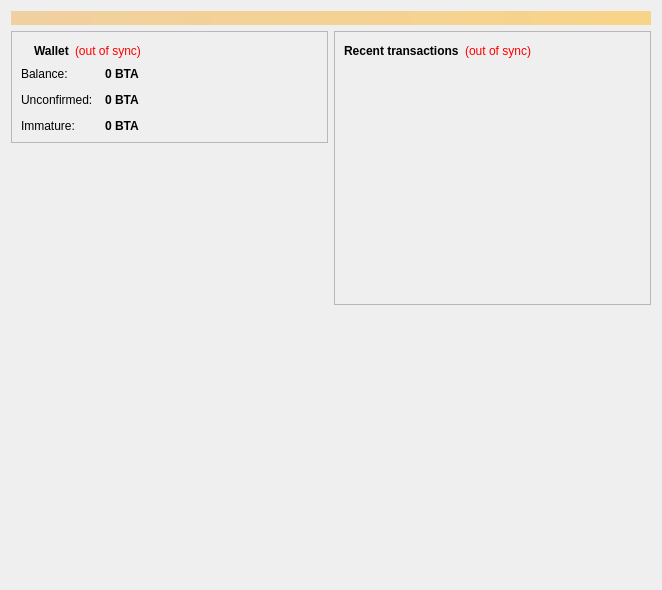
This is src/qt/forms/overviewpage.ui in BTA-BATA/BATA-old as Qt 5 draws it before an edit. The edited form follows.
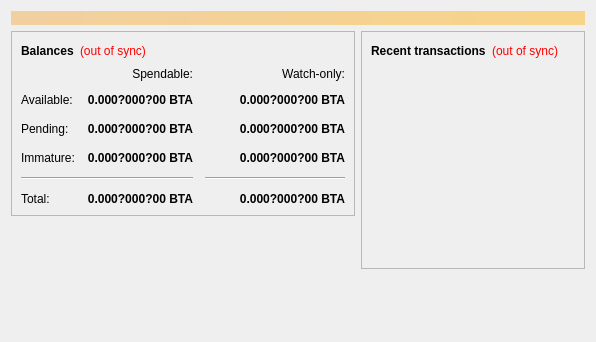
This is the edited form. Icons and pictures are not drawn.

What changed in the file:
```diff
--- a/src/qt/forms/overviewpage.ui
+++ b/src/qt/forms/overviewpage.ui
@@ -6,8 +6,8 @@
    <rect>
     <x>0</x>
     <y>0</y>
-    <width>662</width>
-    <height>590</height>
+    <width>596</width>
+    <height>342</height>
    </rect>
   </property>
   <property name="windowTitle">
@@ -45,28 +45,6 @@
          <layout class="QVBoxLayout" name="verticalLayout_4">
           <item>
            <layout class="QHBoxLayout" name="horizontalLayout_4">
-            <item>
-             <widget class="QLabel" name="label_wallet_bgcoin">
-              <property name="text">
-               <string/>
-              </property>
-              <property name="pixmap">
-               <pixmap resource="../bitcoin.qrc">:/images/wallet_bgcoin_small</pixmap>
-              </property>
-              <property name="scaledContents">
-               <bool>false</bool>
-              </property>
-              <property name="alignment">
-               <set>Qt::AlignCenter</set>
-              </property>
-              <property name="margin">
-               <number>5</number>
-              </property>
-              <property name="indent">
-               <number>10</number>
-              </property>
-             </widget>
-            </item>
             <item>
              <widget class="QLabel" name="label_5">
               <property name="font">
@@ -76,7 +54,7 @@
                </font>
               </property>
               <property name="text">
-               <string>Wallet</string>
+               <string>Balances</string>
               </property>
              </widget>
             </item>
@@ -97,6 +75,159 @@
              </widget>
             </item>
             <item>
+             <spacer name="horizontalSpacer_3">
+              <property name="orientation">
+               <enum>Qt::Horizontal</enum>
+              </property>
+              <property name="sizeHint" stdset="0">
+               <size>
+                <width>40</width>
+                <height>20</height>
+               </size>
+              </property>
+             </spacer>
+            </item>
+           </layout>
+          </item>
+          <item>
+           <layout class="QGridLayout" name="gridLayout">
+            <property name="spacing">
+             <number>12</number>
+            </property>
+            <item row="2" column="2">
+             <widget class="QLabel" name="labelWatchPending">
+              <property name="font">
+               <font>
+                <weight>75</weight>
+                <bold>true</bold>
+               </font>
+              </property>
+              <property name="cursor">
+               <cursorShape>IBeamCursor</cursorShape>
+            </property>
+              <property name="toolTip">
+               <string>Unconfirmed transactions to watch-only addresses</string>
+            </property>
+              <property name="text">
+               <string notr="true">0.000?000?00 BTA</string>
+              </property>
+              <property name="alignment">
+               <set>Qt::AlignRight|Qt::AlignTrailing|Qt::AlignVCenter</set>
+              </property>
+              <property name="textInteractionFlags">
+               <set>Qt::LinksAccessibleByMouse|Qt::TextSelectableByKeyboard|Qt::TextSelectableByMouse</set>
+              </property>
+             </widget>
+            </item>
+            <item row="2" column="1">
+             <widget class="QLabel" name="labelUnconfirmed">
+              <property name="font">
+               <font>
+                <weight>75</weight>
+                <bold>true</bold>
+               </font>
+              </property>
+              <property name="cursor">
+               <cursorShape>IBeamCursor</cursorShape>
+              </property>
+              <property name="toolTip">
+               <string>Total of transactions that have yet to be confirmed, and do not yet count toward the spendable balance</string>
+              </property>
+              <property name="text">
+               <string notr="true">0.000?000?00 BTA</string>
+              </property>
+              <property name="alignment">
+               <set>Qt::AlignRight|Qt::AlignTrailing|Qt::AlignVCenter</set>
+              </property>
+              <property name="textInteractionFlags">
+               <set>Qt::LinksAccessibleByMouse|Qt::TextSelectableByKeyboard|Qt::TextSelectableByMouse</set>
+              </property>
+             </widget>
+            </item>
+            <item row="3" column="2">
+             <widget class="QLabel" name="labelWatchImmature">
+              <property name="font">
+               <font>
+                <weight>75</weight>
+                <bold>true</bold>
+               </font>
+              </property>
+              <property name="cursor">
+               <cursorShape>IBeamCursor</cursorShape>
+              </property>
+              <property name="toolTip">
+               <string>Mined balance in watch-only addresses that has not yet matured</string>
+              </property>
+              <property name="text">
+               <string notr="true">0.000?000?00 BTA</string>
+              </property>
+              <property name="alignment">
+               <set>Qt::AlignRight|Qt::AlignTrailing|Qt::AlignVCenter</set>
+              </property>
+              <property name="textInteractionFlags">
+               <set>Qt::LinksAccessibleByMouse|Qt::TextSelectableByKeyboard|Qt::TextSelectableByMouse</set>
+              </property>
+             </widget>
+            </item>
+            <item row="4" column="0" colspan="2">
+             <widget class="Line" name="line">
+              <property name="orientation">
+               <enum>Qt::Horizontal</enum>
+              </property>
+             </widget>
+            </item>
+            <item row="4" column="2">
+             <widget class="Line" name="lineWatchBalance">
+              <property name="sizePolicy">
+               <sizepolicy hsizetype="Preferred" vsizetype="Fixed">
+                <horstretch>0</horstretch>
+                <verstretch>0</verstretch>
+               </sizepolicy>
+              </property>
+              <property name="minimumSize">
+               <size>
+                <width>140</width>
+                <height>0</height>
+               </size>
+              </property>
+              <property name="orientation">
+               <enum>Qt::Horizontal</enum>
+              </property>
+             </widget>
+            </item>
+            <item row="5" column="0">
+             <widget class="QLabel" name="labelTotalText">
+              <property name="text">
+               <string>Total:</string>
+              </property>
+             </widget>
+            </item>
+            <item row="3" column="1">
+             <widget class="QLabel" name="labelImmature">
+              <property name="font">
+               <font>
+                <weight>75</weight>
+                <bold>true</bold>
+               </font>
+              </property>
+              <property name="cursor">
+               <cursorShape>IBeamCursor</cursorShape>
+              </property>
+              <property name="toolTip">
+               <string>Mined balance that has not yet matured</string>
+              </property>
+              <property name="text">
+               <string notr="true">0.000?000?00 BTA</string>
+              </property>
+              <property name="alignment">
+               <set>Qt::AlignRight|Qt::AlignTrailing|Qt::AlignVCenter</set>
+              </property>
+              <property name="textInteractionFlags">
+               <set>Qt::LinksAccessibleByMouse|Qt::TextSelectableByKeyboard|Qt::TextSelectableByMouse</set>
+              </property>
+             </widget>
+            </item>
+            <item row="2" column="3">
              <spacer name="horizontalSpacer_2">
               <property name="orientation">
                <enum>Qt::Horizontal</enum>
@@ -109,28 +240,15 @@
               </property>
              </spacer>
             </item>
-           </layout>
-          </item>
-          <item>
-           <layout class="QFormLayout" name="formLayout_2">
-            <property name="fieldGrowthPolicy">
-             <enum>QFormLayout::AllNonFixedFieldsGrow</enum>
-            </property>
-            <property name="horizontalSpacing">
-             <number>12</number>
-            </property>
-            <property name="verticalSpacing">
-             <number>12</number>
-            </property>
-            <item row="0" column="0">
-             <widget class="QLabel" name="label">
+            <item row="3" column="0">
+             <widget class="QLabel" name="labelImmatureText">
               <property name="text">
-               <string>Balance:</string>
+               <string>Immature:</string>
               </property>
              </widget>
             </item>
-            <item row="0" column="1">
-             <widget class="QLabel" name="labelBalance">
+            <item row="5" column="1">
+             <widget class="QLabel" name="labelTotal">
               <property name="font">
                <font>
                 <weight>75</weight>
@@ -144,22 +262,60 @@
                <string>Your current balance</string>
               </property>
               <property name="text">
-               <string notr="true">0 BTA</string>
+               <string notr="true">0.000?000?00 BTA</string>
               </property>
+              <property name="alignment">
+               <set>Qt::AlignRight|Qt::AlignTrailing|Qt::AlignVCenter</set>
+              </property>
               <property name="textInteractionFlags">
                <set>Qt::LinksAccessibleByMouse|Qt::TextSelectableByKeyboard|Qt::TextSelectableByMouse</set>
               </property>
              </widget>
             </item>
+            <item row="5" column="2">
+             <widget class="QLabel" name="labelWatchTotal">
+              <property name="font">
+               <font>
+                <weight>75</weight>
+                <bold>true</bold>
+               </font>
+              </property>
+              <property name="cursor">
+               <cursorShape>IBeamCursor</cursorShape>
+              </property>
+              <property name="toolTip">
+               <string>Current total balance in watch-only addresses</string>
+              </property>
+              <property name="text">
+               <string notr="true">0.000?000?00 BTA</string>
+              </property>
+              <property name="alignment">
+               <set>Qt::AlignRight|Qt::AlignTrailing|Qt::AlignVCenter</set>
+              </property>
+              <property name="textInteractionFlags">
+               <set>Qt::LinksAccessibleByMouse|Qt::TextSelectableByKeyboard|Qt::TextSelectableByMouse</set>
+              </property>
+             </widget>
+            </item>
+            <item row="0" column="2">
+             <widget class="QLabel" name="labelWatchonly">
+              <property name="text">
+               <string>Watch-only:</string>
+              </property>
+              <property name="alignment">
+               <set>Qt::AlignRight|Qt::AlignTrailing|Qt::AlignVCenter</set>
+              </property>
+             </widget>
+            </item>
             <item row="1" column="0">
-             <widget class="QLabel" name="label_3">
+             <widget class="QLabel" name="labelBalanceText">
               <property name="text">
-               <string>Unconfirmed:</string>
+               <string>Available:</string>
               </property>
              </widget>
             </item>
             <item row="1" column="1">
-             <widget class="QLabel" name="labelUnconfirmed">
+             <widget class="QLabel" name="labelBalance">
               <property name="font">
                <font>
                 <weight>75</weight>
@@ -173,7 +329,35 @@
                <string>Total of transactions that have yet to be confirmed, and do not yet count toward the current balance</string>
               </property>
               <property name="text">
-               <string notr="true">0 BTA</string>
+               <string notr="true">0.000?000?00 BTA</string>
+              </property>
+              <property name="alignment">
+               <set>Qt::AlignRight|Qt::AlignTrailing|Qt::AlignVCenter</set>
+              </property>
+              <property name="textInteractionFlags">
+               <set>Qt::LinksAccessibleByMouse|Qt::TextSelectableByKeyboard|Qt::TextSelectableByMouse</set>
+              </property>
+             </widget>
+            </item>
+            <item row="1" column="2">
+             <widget class="QLabel" name="labelWatchAvailable">
+              <property name="font">
+               <font>
+                <weight>75</weight>
+                <bold>true</bold>
+               </font>
+              </property>
+              <property name="cursor">
+               <cursorShape>IBeamCursor</cursorShape>
+              </property>
+              <property name="toolTip">
+               <string>Your current balance in watch-only addresses</string>
+              </property>
+              <property name="text">
+               <string notr="true">0.000?000?00 BTA</string>
+              </property>
+              <property name="alignment">
+               <set>Qt::AlignRight|Qt::AlignTrailing|Qt::AlignVCenter</set>
               </property>
               <property name="textInteractionFlags">
                <set>Qt::LinksAccessibleByMouse|Qt::TextSelectableByKeyboard|Qt::TextSelectableByMouse</set>
@@ -181,28 +365,19 @@
              </widget>
             </item>
             <item row="2" column="0">
-             <widget class="QLabel" name="labelImmatureText">
+             <widget class="QLabel" name="labelPendingText">
               <property name="text">
-               <string>Immature:</string>
+               <string>Pending:</string>
               </property>
              </widget>
             </item>
-            <item row="2" column="1">
-             <widget class="QLabel" name="labelImmature">
-              <property name="font">
-               <font>
-                <weight>75</weight>
-                <bold>true</bold>
-               </font>
-              </property>
-              <property name="toolTip">
-               <string>Mined balance that has not yet matured</string>
-              </property>
+            <item row="0" column="1">
+             <widget class="QLabel" name="labelSpendable">
               <property name="text">
-               <string notr="true">0 BTA</string>
+               <string>Spendable:</string>
               </property>
-              <property name="textInteractionFlags">
-               <set>Qt::LinksAccessibleByMouse|Qt::TextSelectableByKeyboard|Qt::TextSelectableByMouse</set>
+              <property name="alignment">
+               <set>Qt::AlignRight|Qt::AlignTrailing|Qt::AlignVCenter</set>
               </property>
              </widget>
             </item>
@@ -224,13 +399,6 @@
          </property>
         </spacer>
        </item>
-       <item>
-        <widget class="QLabel" name="label_6">
-         <property name="text">
-          <string/>
-         </property>
-        </widget>
-       </item>
       </layout>
      </item>
      <item>
@@ -248,8 +416,14 @@
            <layout class="QHBoxLayout" name="horizontalLayout_2">
             <item>
              <widget class="QLabel" name="label_4">
+              <property name="font">
+               <font>
+                <weight>75</weight>
+                <bold>true</bold>
+               </font>
+              </property>
               <property name="text">
-               <string>&lt;b&gt;Recent transactions&lt;/b&gt;</string>
+               <string>Recent transactions</string>
               </property>
              </widget>
             </item>
```
Left out of the diff: 18 changed lines with no effect on the pictures.
